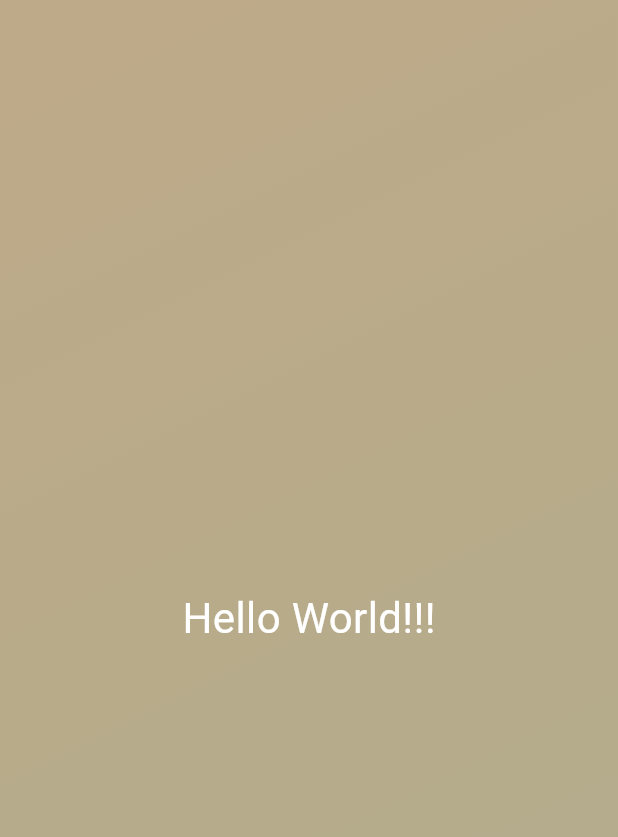
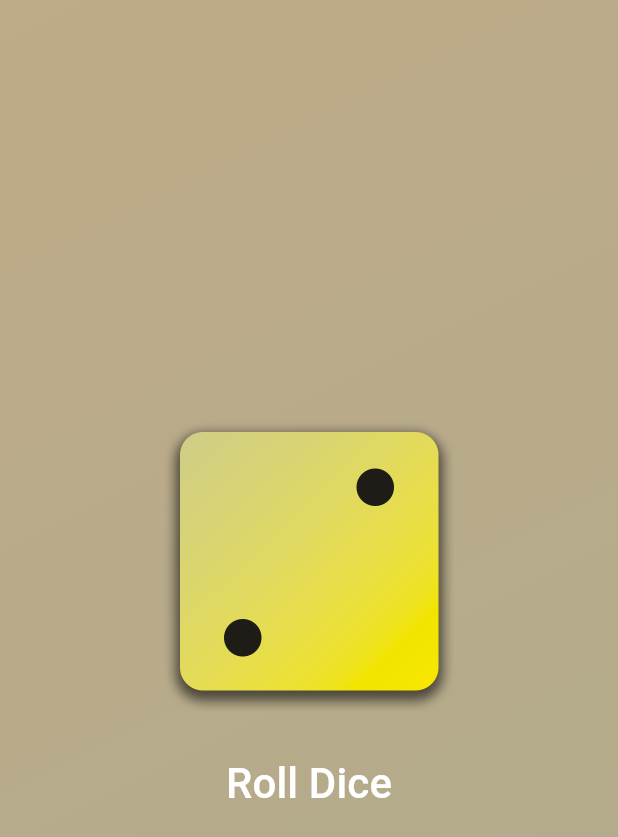
Before and after one commit to kotlintpoint/Flutter-Training-Jun-25, a Flutter app: the screen it shows after launch, on a phone screen of 412 x 824 dp. Shown: the top 837 px of the screen. Run offline on Flutter 3.47's test engine with Material 3 defaults, Android fonts, the phone set to English and light mode, and no system bars.

Commit message:
Stateful widge with dice roller
TextButton with click event,
Random package from dart

```diff
--- /dev/null
+++ b/dice_app/lib/dice_roller.dart
@@ -0,0 +1,55 @@
+
+
+import 'package:dice_app/styled_text.dart';
+import 'package:flutter/material.dart';
+import 'dart:math';
+
+final randomize = Random();
+
+class DiceRoller extends StatefulWidget {
+  const DiceRoller({super.key});
+
+  @override
+  State<StatefulWidget> createState() {
+    return _DiceRollerState();
+  }
+
+}
+
+class _DiceRollerState extends State<DiceRoller> {
+
+  var activeDiceImage = 2;
+
+  void rollDice() {
+    setState(() {
+      // activeDiceImage = 'assets/images/dice-4.png';
+      activeDiceImage = randomize.nextInt(6) + 1;
+    });
+    print("Changing Dice...");
+  }
+
+  @override
+  Widget build(BuildContext context) {
+    return Center(
+      child: Column(
+        mainAxisSize: MainAxisSize.min,
+        children: [
+          Image.asset('assets/images/dice-${activeDiceImage}.png', width: 200),
+          const SizedBox(height: 20),
+          TextButton(
+            onPressed: rollDice,
+            // style: TextButton.styleFrom(
+            //   padding: const EdgeInsets.only(top: 20),
+            //   foregroundColor: Colors.white,
+            //   textStyle: TextStyle(
+            //     fontSize: 28
+            //   )
+            // ),
+            child: const StyledText('Roll Dice'),
+          ),
+        ],
+      ),
+    );
+  }
+
+}
--- a/dice_app/lib/gradient_container.dart
+++ b/dice_app/lib/gradient_container.dart
@@ -1,8 +1,9 @@
+import 'package:dice_app/dice_roller.dart';
 import 'package:dice_app/styled_text.dart';
 import 'package:flutter/material.dart';
 
 class GradientContainer extends StatelessWidget {
-  const GradientContainer({super.key, required this.colors});
+  GradientContainer({super.key, required this.colors});
 
   final List<Color> colors;
 
@@ -19,7 +20,7 @@ class GradientContainer extends StatelessWidget {
           end: bottomAlignment,
         ),
       ),
-      child: Center(child: StyledText("Hello World!!!")),
+      child: DiceRoller()
     );
   }
 }
```
Also changed, not shown: dice_app/pubspec.yaml (+7 -3 lines), dice_app/assets/images/dice-1.png (added), dice_app/assets/images/dice-2.png (added), dice_app/assets/images/dice-3.png (added), dice_app/assets/images/dice-4.png (added), dice_app/assets/images/dice-5.png (added), dice_app/assets/images/dice-6.png (added), dice_app/pubspec.lock, 2 other files.
